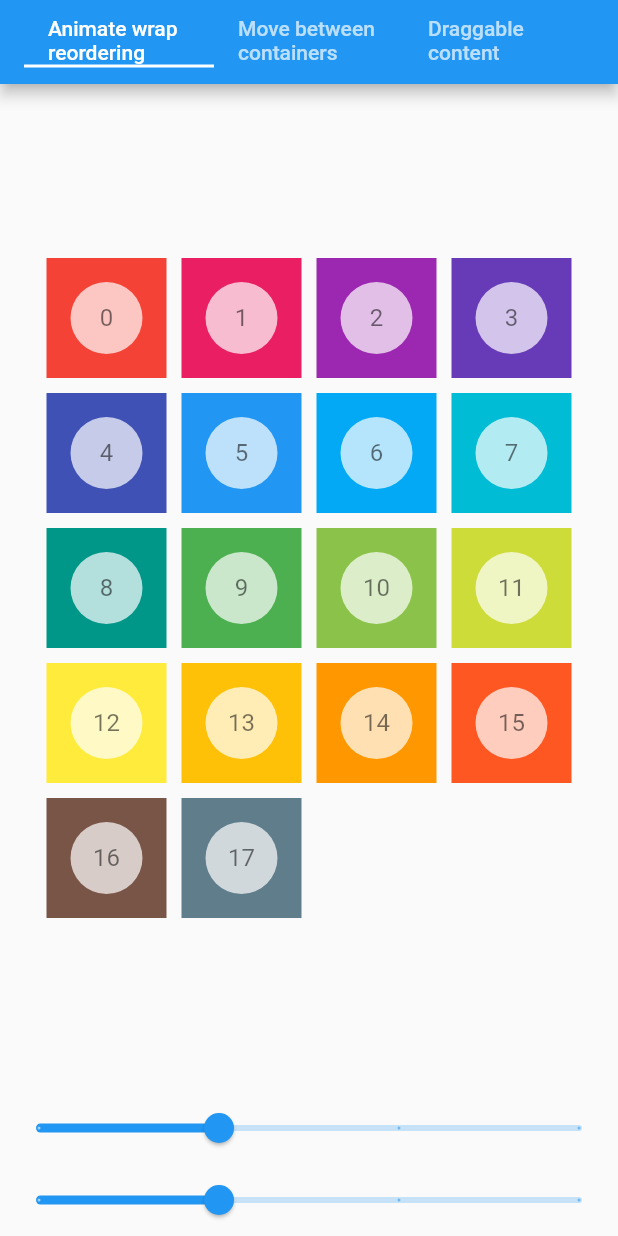
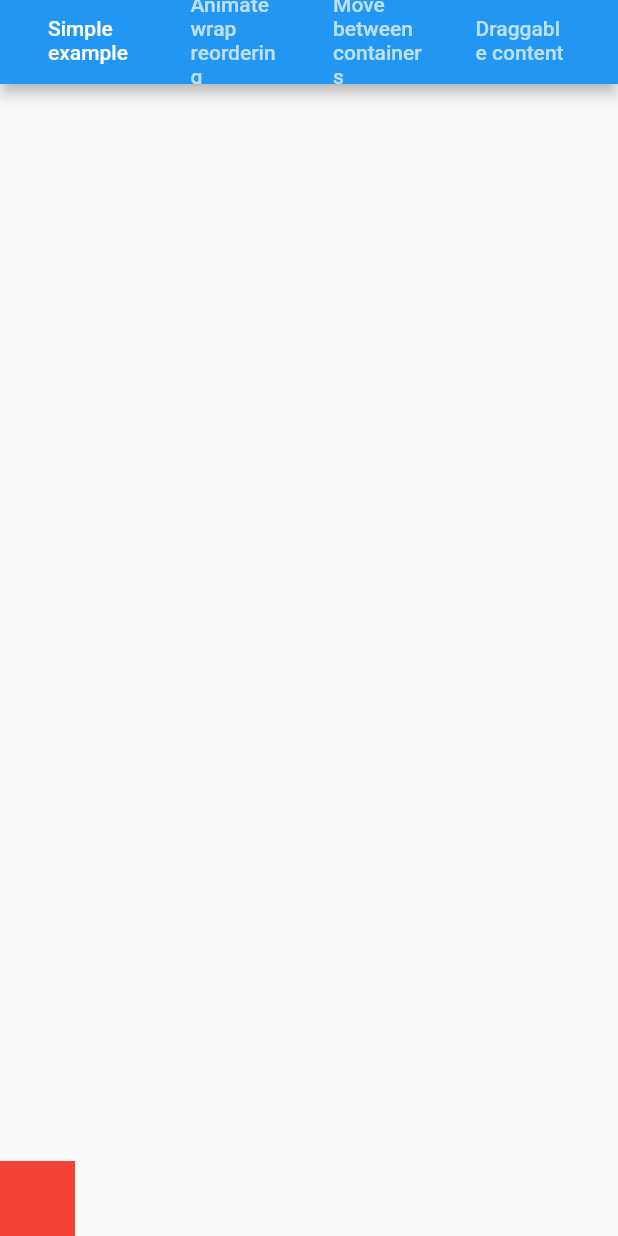
Before and after one commit to letsar/local_hero, a Flutter app: the screen it shows after launch, on a phone screen of 412 x 824 dp. Run offline on Flutter 3.47's test engine with Material 2 defaults, Android fonts, the phone set to English and light mode, and no system bars; our stand-ins replace equatable.

Commit message:
UPDATE gradle and build plugins ADD basic example ADD animation end listener

```diff
--- a/example/lib/main.dart
+++ b/example/lib/main.dart
@@ -34,11 +34,12 @@ class _LocalHeroPlayground extends StatelessWidget {
   @override
   Widget build(BuildContext context) {
     return DefaultTabController(
-      length: 3,
+      length: 4,
       child: Scaffold(
         appBar: AppBar(
           title: const TabBar(
             tabs: <Widget>[
+              Text('Simple example'),
               Text('Animate wrap reordering'),
               Text('Move between containers'),
               Text('Draggable content'),
@@ -48,6 +49,7 @@ class _LocalHeroPlayground extends StatelessWidget {
         body: const SafeArea(
           child: TabBarView(
             children: <Widget>[
+              _SimpleExample(),
               _WrapReorderingAnimation(),
               _AcrossContainersAnimation(),
               _DraggableExample(),
@@ -80,16 +82,19 @@ class _Tile extends StatelessWidget {
     required this.model,
     required this.size,
     this.onTap,
+    this.onAnimationEnd,
   }) : super(key: key);
 
   final _TileModel model;
   final VoidCallback? onTap;
+  final VoidCallback? onAnimationEnd;
   final double size;
 
   @override
   Widget build(BuildContext context) {
     return LocalHero(
       tag: model.text!,
+      onAnimationEnd: onAnimationEnd,
       child: GestureDetector(
         onTap: onTap,
         child: _RawTile(
@@ -129,14 +134,63 @@ class _RawTile extends StatelessWidget {
   }
 }
 
+class _SimpleExample extends StatefulWidget {
+  const _SimpleExample({
+    Key? key,
+  }) : super(key: key);
+
+  @override
+  State<_SimpleExample> createState() => _SimpleExampleState();
+}
+
+class _SimpleExampleState extends State<_SimpleExample> {
+  var alignment = Alignment.bottomLeft;
+
+  @override
+  Widget build(BuildContext context) {
+    return Stack(
+      children: [
+        Align(
+          alignment: alignment,
+          child: LocalHero(
+            tag: 'unique',
+            onAnimationEnd: () {
+              print('ANIMATION ENDED');
+            },
+            child: GestureDetector(
+              onTap: () {
+                setState(() {
+                  if (alignment == Alignment.topRight) {
+                    setState(() {
+                      alignment = Alignment.bottomLeft;
+                    });
+                  } else {
+                    setState(() {
+                      alignment = Alignment.topRight;
+                    });
+                  }
+                });
+              },
+              child: Container(
+                height: 50,
+                width: 50,
+                color: Colors.red,
+              ),
+            ),
+          ),
+        )
+      ],
+    );
+  }
+}
+
 class _WrapReorderingAnimation extends StatefulWidget {
   const _WrapReorderingAnimation({
     Key? key,
   }) : super(key: key);
 
   @override
-  _WrapReorderingAnimationState createState() =>
-      _WrapReorderingAnimationState();
+  _WrapReorderingAnimationState createState() => _WrapReorderingAnimationState();
 }
 
 class _WrapReorderingAnimationState extends State<_WrapReorderingAnimation> {
@@ -169,6 +223,9 @@ class _WrapReorderingAnimationState extends State<_WrapReorderingAnimation> {
                     ...tiles.map(
                       (tile) => _Tile(
                         key: ValueKey(tile),
+                        onAnimationEnd: tile.text == '1' ? (){
+                          print('TILE ${tile.text} ENDED');
+                        } : null,
                         size: 80,
                         model: tile,
                         onTap: () {
@@ -210,12 +267,10 @@ class _AcrossContainersAnimation extends StatefulWidget {
   }) : super(key: key);
 
   @override
-  _AcrossContainersAnimationState createState() =>
-      _AcrossContainersAnimationState();
+  _AcrossContainersAnimationState createState() => _AcrossContainersAnimationState();
 }
 
-class _AcrossContainersAnimationState
-    extends State<_AcrossContainersAnimation> {
+class _AcrossContainersAnimationState extends State<_AcrossContainersAnimation> {
   final List<_TileModel> rowTiles = <_TileModel>[];
   final List<_TileModel> colTiles = <_TileModel>[];
 
@@ -237,9 +292,12 @@ class _AcrossContainersAnimationState
   @override
   Widget build(BuildContext context) {
     return Column(
+      crossAxisAlignment: CrossAxisAlignment.stretch,
       children: <Widget>[
         Padding(
           padding: const EdgeInsets.all(4),
+          child: SingleChildScrollView(
+            scrollDirection: Axis.horizontal,
             child: Row(
               children: <Widget>[
                 ...rowTiles.map(
@@ -248,14 +306,17 @@ class _AcrossContainersAnimationState
                     model: tile,
                     size: 80,
                     onTap: () {
-                    setState(() {
+                      setState(
+                        () {
                           colTiles.add(tile);
                           rowTiles.remove(tile);
-                    });
+                        },
+                      );
                     },
                   ),
                 ),
               ],
+            ),
           ),
         ),
         const SizedBox(height: 10),
--- a/lib/src/widgets/local_hero.dart
+++ b/lib/src/widgets/local_hero.dart
@@ -31,6 +31,7 @@ class LocalHero extends StatefulWidget {
     this.flightShuttleBuilder,
     this.enabled = true,
     required this.child,
+    this.onAnimationEnd,
   }) : super(key: key);
 
   /// The identifier for this particular local hero. This tag must be unique
@@ -53,12 +54,13 @@ class LocalHero extends StatefulWidget {
   /// {@macro flutter.widgets.child}
   final Widget child;
 
+  final VoidCallback? onAnimationEnd;
+
   @override
   _LocalHeroState createState() => _LocalHeroState();
 }
 
-class _LocalHeroState extends State<LocalHero>
-    with SingleTickerProviderStateMixin<LocalHero> {
+class _LocalHeroState extends State<LocalHero> with SingleTickerProviderStateMixin<LocalHero> {
   late LocalHeroController controller;
   late LocalHeroScopeState scopeState;
 
@@ -67,6 +69,11 @@ class _LocalHeroState extends State<LocalHero>
     super.initState();
     scopeState = context.getLocalHeroScopeState();
     controller = scopeState.track(context, widget);
+    controller.addListener(() {
+      if(controller.tag == widget.tag && controller.isAnimating == false){
+        widget.onAnimationEnd?.call();
+      }
+    });
   }
 
   @override
```
Also changed, not shown: 5 other files. Lines whose indentation alone changed are shown as unchanged.
